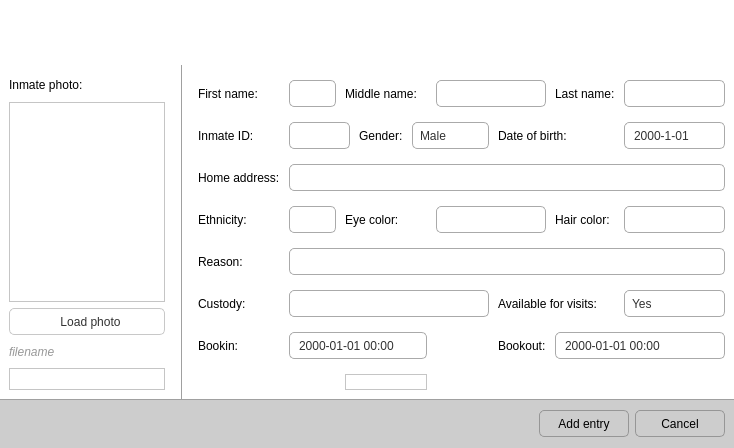
The window that newinmateform.ui (NCNM/PMS_01) describes before a commit, drawn with Qt 5.
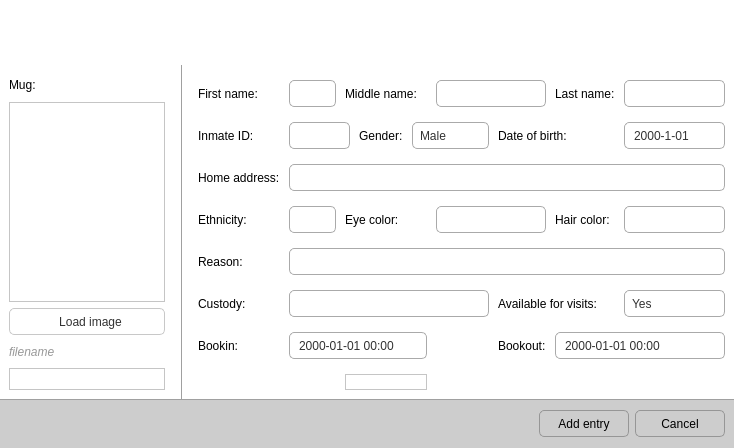
The same window after the commit. Icons and pictures are not drawn.

Patch:
```diff
--- a/newinmateform.ui
+++ b/newinmateform.ui
@@ -185,7 +185,7 @@
             </size>
            </property>
            <property name="text">
-            <string>Inmate photo:</string>
+            <string>Mug:</string>
            </property>
           </widget>
          </item>
@@ -243,7 +243,7 @@
 </string>
            </property>
            <property name="text">
-            <string>Load photo</string>
+            <string>Load image</string>
            </property>
           </widget>
          </item>
```
